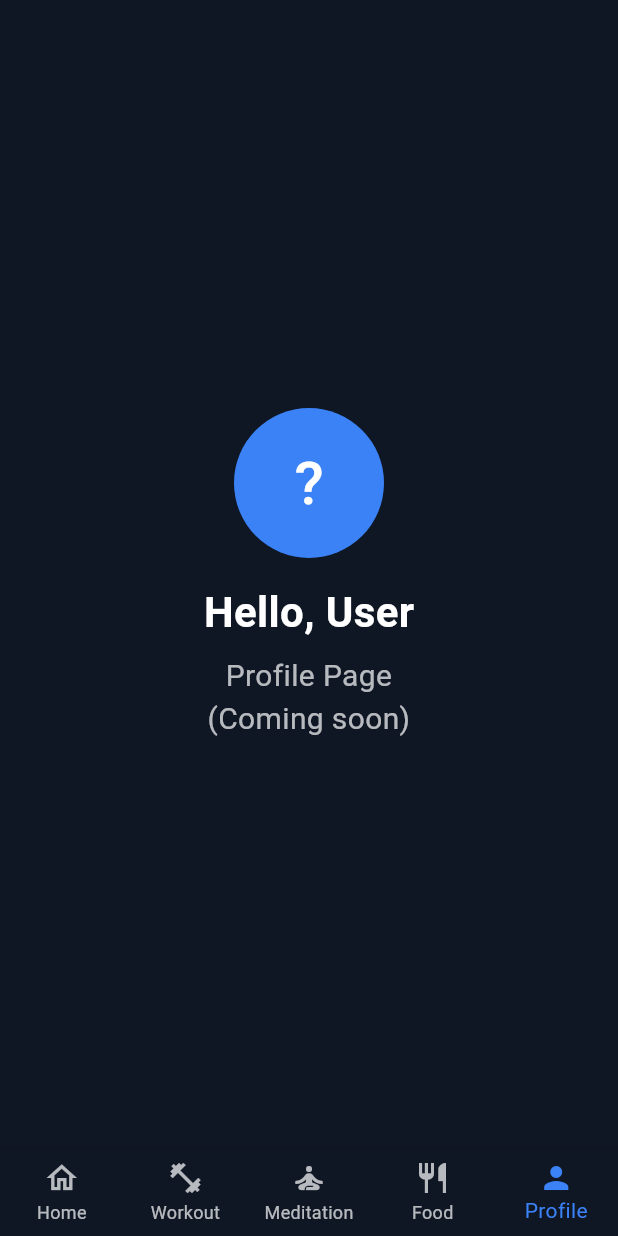
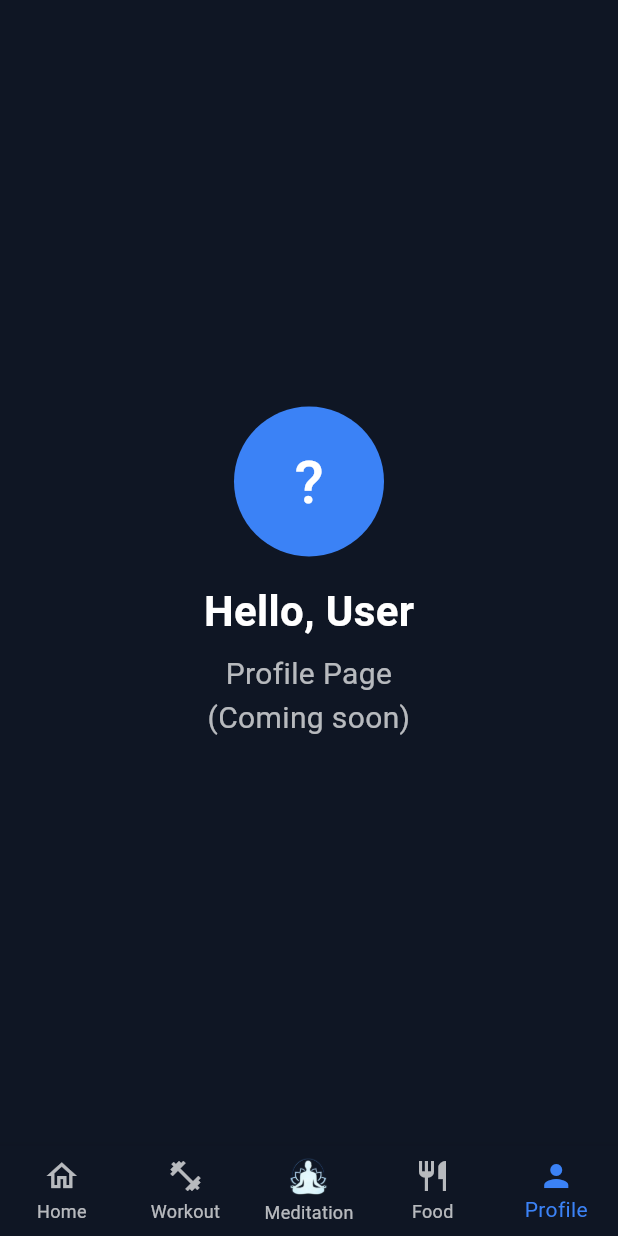
Before and after one commit to sukrukapo-prog/login.my-ap, a Flutter app: the MainTabScreen screen opened by its route, item 5 of the bottom bar chosen, on a phone screen of 412 x 824 dp. Run offline on Flutter 3.47's test engine with Material 3 defaults, Android fonts, the phone set to English and light mode, and no system bars; our stand-ins replace shared_preferences; accounts and stored records are empty.

Commit message:
first push

```diff
--- a/lib/screens/main_tab_screen.dart
+++ b/lib/screens/main_tab_screen.dart
@@ -49,12 +49,51 @@ class _MainTabScreenState extends State<MainTabScreen> {
         onTap: (index) {
           setState(() => _currentIndex = index);
         },
-        items: const [
-          BottomNavigationBarItem(icon: Icon(Icons.home_outlined), activeIcon: Icon(Icons.home), label: 'Home'),
-          BottomNavigationBarItem(icon: Icon(Icons.fitness_center_outlined), activeIcon: Icon(Icons.fitness_center), label: 'Workout'),
-          BottomNavigationBarItem(icon: Icon(Icons.self_improvement_outlined), activeIcon: Icon(Icons.self_improvement), label: 'Meditation'),
-          BottomNavigationBarItem(icon: Icon(Icons.restaurant_outlined), activeIcon: Icon(Icons.restaurant), label: 'Food'),
-          BottomNavigationBarItem(icon: Icon(Icons.person_outline), activeIcon: Icon(Icons.person), label: 'Profile'),
+        items: [
+          BottomNavigationBarItem(
+            icon: Icon(Icons.home_outlined),
+            activeIcon: Icon(Icons.home),
+            label: 'Home',
+          ),
+          BottomNavigationBarItem(
+            icon: Icon(Icons.fitness_center_outlined),
+            activeIcon: Icon(Icons.fitness_center),
+            label: 'Workout',
+          ),
+          // ── Meditation tab with custom image + scale animation ──
+          BottomNavigationBarItem(
+            icon: AnimatedScale(
+              scale: _currentIndex == 2 ? 1.15 : 1.0,
+              duration: const Duration(milliseconds: 200),
+              curve: Curves.easeInOut,
+              child: Image.asset(
+                'assets/images/meditation/meditation_icon.jpg',
+                width: 26,
+                height: 26,
+              ),
+            ),
+            activeIcon: AnimatedScale(
+              scale: 1.15,
+              duration: const Duration(milliseconds: 200),
+              curve: Curves.easeInOut,
+              child: Image.asset(
+                'assets/images/meditation_icon.png',
+                width: 28,
+                height: 28,
+              ),
+            ),
+            label: 'Meditation',
+          ),
+          BottomNavigationBarItem(
+            icon: Icon(Icons.restaurant_outlined),
+            activeIcon: Icon(Icons.restaurant),
+            label: 'Food',
+          ),
+          BottomNavigationBarItem(
+            icon: Icon(Icons.person_outline),
+            activeIcon: Icon(Icons.person),
+            label: 'Profile',
+          ),
         ],
       ),
     );
--- a/pubspec.yaml
+++ b/pubspec.yaml
@@ -58,6 +58,7 @@ flutter:
     - assets/images/fittintroimage.jpg
     - assets/images/meditation/movement_meditation.jpg
     - assets/images/meditation/music_meditation.jpg
+    - assets/images/meditation/meditation_icon.jpg
   # To add assets to your application, add an assets section, like this:
   # assets:
   #   - images/a_dot_burr.jpeg
```
Also changed, not shown: assets/images/meditation/meditation_icon.jpg (added), assets/images/meditation/meditation_icon.png.jpeg (deleted).
